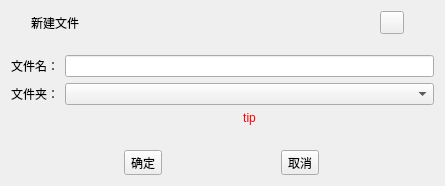
Old version of the form NewFileDialog.ui in the repository HcashOrg/HX-IDE.
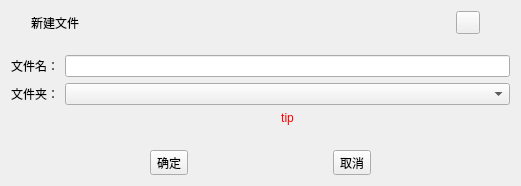
New version of the form.

```diff
--- a/NewFileDialog.ui
+++ b/NewFileDialog.ui
@@ -6,7 +6,7 @@
    <rect>
     <x>0</x>
     <y>0</y>
-    <width>445</width>
+    <width>521</width>
     <height>186</height>
    </rect>
   </property>
```
